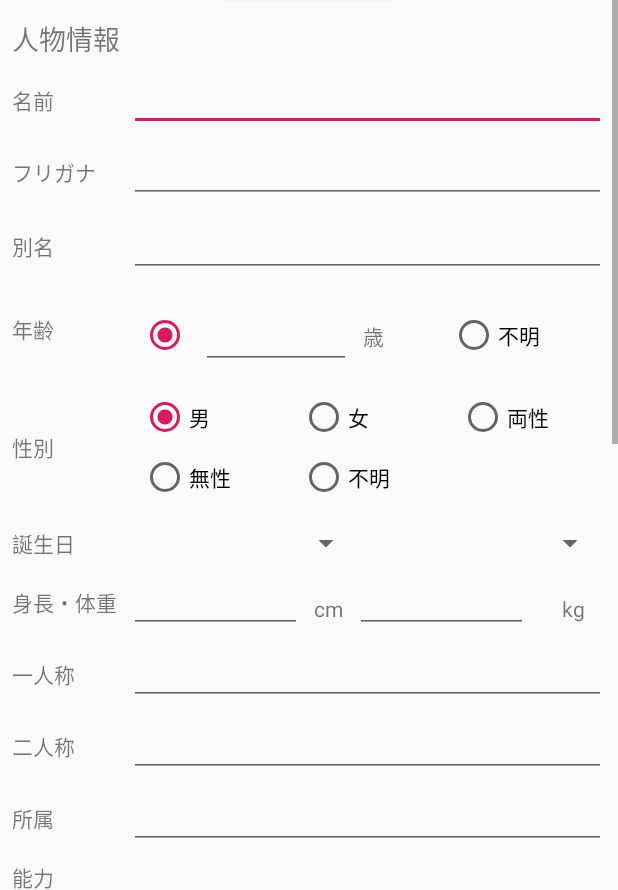
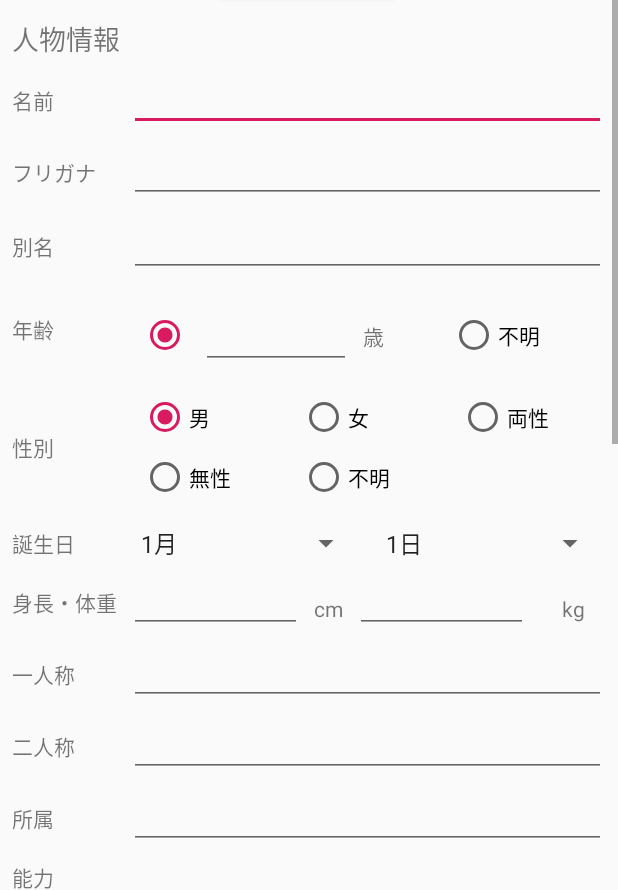
Before and after one commit to miyaju-sen/sk_project_android, an Android app: the CharacterEditActivity screen opened directly, with no data from a screen before it, on a phone screen of 412 x 824 dp, the part 346-1236 px from its top. Run offline under Robolectric (Android 15) with nearby library versions, the phone set to English and light mode, and no system bars; 1 statement that could not run was skipped.

Commit message:
誕生日のスピナーに値をセット 登場人物一覧のrowをアクティビティにセットする箇所を修正

```diff
--- a/PlotEditor/app/src/main/java/local/hal/st32/android/ploteditor/CharacterEditActivity.java
+++ b/PlotEditor/app/src/main/java/local/hal/st32/android/ploteditor/CharacterEditActivity.java
@@ -7,8 +7,11 @@ import android.os.Bundle;
 import android.view.Menu;
 import android.view.MenuInflater;
 import android.view.MenuItem;
+import android.widget.AdapterView;
+import android.widget.ArrayAdapter;
 import android.widget.EditText;
 import android.widget.RadioGroup;
+import android.widget.Spinner;
 
 import java.util.HashMap;
 
@@ -31,6 +34,8 @@ public class CharacterEditActivity extends AppCompatActivity {
     private RadioGroup _rgAge;
     private EditText _etAge;
     private RadioGroup _rgGender;
+    private Spinner _spMonth;
+    private Spinner _spDay;
     private EditText _etHeight;
     private EditText _etWeight;
     private EditText _etFirstPerson;
@@ -46,6 +51,14 @@ public class CharacterEditActivity extends AppCompatActivity {
      * 画像パス
      */
     private String _imagePath;
+    /**
+     * 誕生月のアダプタ
+     */
+    private ArrayAdapter<String> _monthAdapter;
+    /**
+     * 誕生日のアダプタ
+     */
+    private ArrayAdapter<String> _dayAdapter;
     /**
      * インテント
      */
@@ -77,6 +90,8 @@ public class CharacterEditActivity extends AppCompatActivity {
         _rgAge = findViewById(R.id.rgAge);
         _etAge = findViewById(R.id.etAge);
         _rgGender = findViewById(R.id.rgGender);
+        _spMonth = findViewById(R.id.spMonth);
+        _spDay = findViewById(R.id.spDay);
         _etHeight = findViewById(R.id.etHeight);
         _etWeight = findViewById(R.id.etWeight);
         _etFirstPerson = findViewById(R.id.etFirstPerson);
@@ -88,6 +103,9 @@ public class CharacterEditActivity extends AppCompatActivity {
         _etPersonality = findViewById(R.id.etPersonality);
         _etAppearance = findViewById(R.id.etAppearance);
         _etOther = findViewById(R.id.etOther);
+
+        //スピナーに値をセット
+        spinnerAdapterSet();
 
         _intent = getIntent();
         _plot = _intent.getStringExtra("PLOTNo"); //作品No
@@ -209,4 +227,31 @@ public class CharacterEditActivity extends AppCompatActivity {
                 other //その他
         );
     }
+
+    /**
+     * 誕生日のスピナーに値をセットするメソッド
+     */
+    private void spinnerAdapterSet() {
+        //アダプタの作成
+        //月
+        _monthAdapter = new ArrayAdapter<String>(CharacterEditActivity.this, android.R.layout.simple_spinner_item);
+        _monthAdapter.setDropDownViewResource(android.R.layout.simple_spinner_dropdown_item);
+        //日
+        _dayAdapter = new ArrayAdapter<String>(CharacterEditActivity.this, android.R.layout.simple_spinner_item);
+        _dayAdapter.setDropDownViewResource(android.R.layout.simple_spinner_dropdown_item);
+
+        //アダプタにアイテムを追加
+        //月
+        for(int i = 1; i <= 12; i++) {
+            _monthAdapter.add(i + "月");
+        }
+        //日
+        for(int i = 1; i <= 31; i++) {
+            _dayAdapter.add(i + "日");
+        }
+
+
+        _spMonth.setAdapter(_monthAdapter);
+        _spDay.setAdapter(_dayAdapter);
+    }
 }
--- a/PlotEditor/app/src/main/java/local/hal/st32/android/ploteditor/CharacterListActivity.java
+++ b/PlotEditor/app/src/main/java/local/hal/st32/android/ploteditor/CharacterListActivity.java
@@ -341,7 +341,7 @@ public class CharacterListActivity extends AppCompatActivity implements Navigati
         public void onPostExecute(List<Map<String, String>> list) {
             _list = list;
             String[] from = {"name", "profile"};
-            int[] to = {android.R.id.text1, android.R.id.text2};
+            int[] to = {R.id.tvCharacterName, R.id.tvProfile};
             SimpleAdapter adapter = new SimpleAdapter(CharacterListActivity.this, list, R.layout.row_character, from, to);
             _lvCharacters.setAdapter(adapter);
         }
--- a/PlotEditor/app/src/main/res/layout/activity_character_edit.xml
+++ b/PlotEditor/app/src/main/res/layout/activity_character_edit.xml
@@ -426,13 +426,13 @@
                 android:layout_marginTop="8dp"
                 android:layout_marginEnd="8dp"
                 android:layout_marginRight="8dp"
-                app:layout_constraintEnd_toStartOf="@+id/spinner3"
+                app:layout_constraintEnd_toStartOf="@+id/spDay"
                 app:layout_constraintHorizontal_chainStyle="packed"
                 app:layout_constraintStart_toEndOf="@+id/tvHeightWeight"
                 app:layout_constraintTop_toBottomOf="@+id/rgGender" />
 
             <Spinner
-                android:id="@+id/spinner3"
+                android:id="@+id/spDay"
                 android:layout_width="0dp"
                 android:layout_height="24dp"
                 android:layout_marginTop="8dp"
@@ -479,7 +479,7 @@
                 android:inputType="number"
                 app:layout_constraintBottom_toTopOf="@+id/etFirstPerson"
                 app:layout_constraintStart_toEndOf="@+id/tvCentimeter"
-                app:layout_constraintTop_toBottomOf="@+id/spinner3" />
+                app:layout_constraintTop_toBottomOf="@+id/spDay" />
 
             <TextView
                 android:id="@+id/tvKilogram"
```
